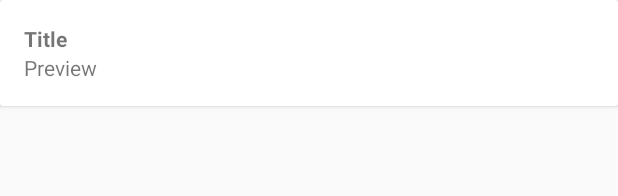
After one commit to vinitagrawal/Posts, an Android app: the layout post_tile.xml on its own in the app's theme, with its tools: preview values and no code run, on a phone screen of 412 x 824 dp. The commit adds this screen. Shown: the top 196 px of the screen. Run offline under Robolectric (Android 15) with nearby library versions, the phone set to English and light mode, and no system bars.

Commit message:
Show Posts in a recycler view - Create Extension functions to bind views and inflate layout

```diff
--- a/app/build.gradle
+++ b/app/build.gradle
@@ -47,6 +47,8 @@ dependencies {
 
     implementation commonLibraries.lifecycle
     implementation designLibraries.constraintLayout
+    implementation designLibraries.recyclerView
+    implementation designLibraries.cardView
     implementation project(':common')
     implementation project(':network')
 
--- a/app/src/main/java/me/vinitagrawal/posts/HomeActivity.kt
+++ b/app/src/main/java/me/vinitagrawal/posts/HomeActivity.kt
@@ -6,7 +6,7 @@ import dagger.android.AndroidInjection
 import dagger.android.AndroidInjector
 import dagger.android.DispatchingAndroidInjector
 import dagger.android.support.HasSupportFragmentInjector
-import me.vinitagrawal.common.BaseActivity
+import me.vinitagrawal.common.core.BaseActivity
 import me.vinitagrawal.posts.post.view.PostsFragment
 import javax.inject.Inject
 
--- /dev/null
+++ b/app/src/main/res/layout/post_tile.xml
@@ -0,0 +1,33 @@
+<?xml version="1.0" encoding="utf-8"?>
+<androidx.cardview.widget.CardView
+        xmlns:android="http://schemas.android.com/apk/res/android"
+        xmlns:app="http://schemas.android.com/apk/res-auto"
+        xmlns:tools="http://schemas.android.com/tools"
+        android:layout_width="match_parent"
+        android:layout_height="wrap_content"
+        android:elevation="12dp"
+        android:layout_marginBottom="12dp">
+
+    <androidx.constraintlayout.widget.ConstraintLayout
+            android:layout_width="match_parent"
+            android:layout_height="wrap_content"
+            android:padding="16dp">
+
+        <TextView
+                android:id="@+id/title"
+                android:layout_width="wrap_content"
+                android:layout_height="wrap_content"
+                app:layout_constraintTop_toTopOf="parent"
+                app:layout_constraintLeft_toLeftOf="parent"
+                android:textStyle="bold"
+                tools:text="Title"/>
+
+        <TextView
+                android:id="@+id/preview"
+                android:layout_width="wrap_content"
+                android:layout_height="wrap_content"
+                app:layout_constraintTop_toBottomOf="@id/title"
+                app:layout_constraintLeft_toLeftOf="parent"
+                tools:text="Preview"/>
+    </androidx.constraintlayout.widget.ConstraintLayout>
+</androidx.cardview.widget.CardView>
--- a/common/build.gradle
+++ b/common/build.gradle
@@ -38,6 +38,8 @@ dependencies {
 
     kapt commonLibraries.daggerCompiler
     kapt commonLibraries.daggerAndroidCompiler
+
+    implementation designLibraries.recyclerView
 }
 repositories {
     mavenCentral()
--- a/common/src/main/java/me/vinitagrawal/common/BaseActivity.kt
+++ b/common/src/main/java/me/vinitagrawal/common/core/BaseActivity.kt
@@ -1,4 +1,4 @@
-package me.vinitagrawal.common
+package me.vinitagrawal.common.core
 
 import androidx.annotation.IdRes
 import androidx.appcompat.app.AppCompatActivity
--- a/common/src/main/java/me/vinitagrawal/common/BaseFragment.kt
+++ b/common/src/main/java/me/vinitagrawal/common/core/BaseFragment.kt
@@ -1,4 +1,4 @@
-package me.vinitagrawal.common
+package me.vinitagrawal.common.core
 
 import android.content.Context
 import android.os.Bundle
@@ -16,7 +16,6 @@ abstract class BaseFragment<VM : ViewModel>(private val viewModelClass: Class<VM
 
     lateinit var viewModel: VM
 
-    abstract fun bindViews(view: View)
     abstract fun observeData()
 
     override fun onAttach(context: Context) {
@@ -27,7 +26,6 @@ abstract class BaseFragment<VM : ViewModel>(private val viewModelClass: Class<VM
     override fun onViewCreated(view: View, savedInstanceState: Bundle?) {
         super.onViewCreated(view, savedInstanceState)
         viewModel = ViewModelProviders.of(this, viewModelFactory).get(viewModelClass)
-        bindViews(view)
         observeData()
     }
 }
--- a/common/src/main/java/me/vinitagrawal/common/ViewModelFactory.kt
+++ b/common/src/main/java/me/vinitagrawal/common/core/ViewModelFactory.kt
@@ -1,4 +1,4 @@
-package me.vinitagrawal.common
+package me.vinitagrawal.common.core
 
 import androidx.lifecycle.ViewModel
 import androidx.lifecycle.ViewModelProvider
--- a/common/src/main/java/me/vinitagrawal/common/di/ViewModelModule.kt
+++ b/common/src/main/java/me/vinitagrawal/common/di/ViewModelModule.kt
@@ -5,7 +5,7 @@ import androidx.lifecycle.ViewModelProvider
 import dagger.MapKey
 import dagger.Module
 import dagger.Provides
-import me.vinitagrawal.common.ViewModelFactory
+import me.vinitagrawal.common.core.ViewModelFactory
 import javax.inject.Provider
 import javax.inject.Singleton
 import kotlin.reflect.KClass
--- a/libraries.gradle
+++ b/libraries.gradle
@@ -26,6 +26,8 @@ ext {
 
     designLibraries = [
             constraintLayout    : 'androidx.constraintlayout:constraintlayout:1.1.3',
+            recyclerView        : 'androidx.recyclerview:recyclerview:1.1.0-alpha06',
+            cardView            : 'androidx.cardview:cardview:1.0.0'
     ]
 
     testLibraries = [
```
Also changed, not shown: app/src/main/java/me/vinitagrawal/posts/post/model/Post.kt (+11 -2 lines), app/src/main/java/me/vinitagrawal/posts/post/view/PostsAdapter.kt (added, +32 -0 lines), app/src/main/java/me/vinitagrawal/posts/post/view/PostsFragment.kt (+11 -11 lines), app/src/main/res/layout/fragment_post.xml (+10 -6 lines), common/src/main/java/me/vinitagrawal/common/utils/BindingUtil.kt (added, +12 -0 lines), common/src/main/java/me/vinitagrawal/common/utils/ViewUtils.kt (added, +7 -0 lines).
